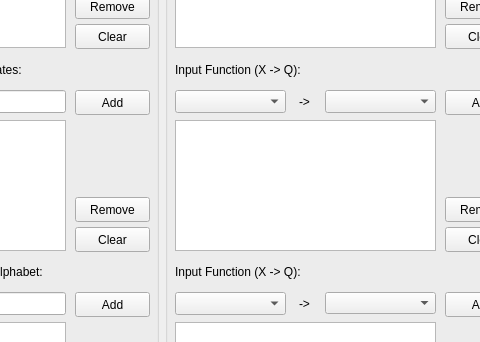
Old version of the form ProtocolCreator.ui in the repository VakelHente/PPSimulator; both pictures show x 85 to 565 and y 183 to 525 of the 908 by 696 pixel window.
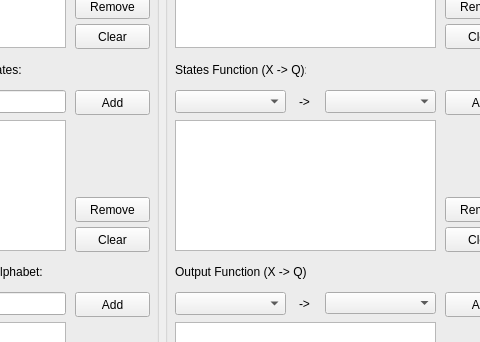
New version of the form.

Commit message: Refactoring widgets names

The edit to the form file:
```diff
--- a/ProtocolCreator.ui
+++ b/ProtocolCreator.ui
@@ -434,7 +434,7 @@
       </rect>
      </property>
      <property name="text">
-      <string>Input Function (X -&gt; Q):</string>
+      <string>States Function (X -&gt; Q):</string>
      </property>
     </widget>
     <widget class="QPushButton" name="btn_removeFromOutputFunction">
@@ -496,7 +496,7 @@
       </rect>
      </property>
      <property name="text">
-      <string>Input Function (X -&gt; Q):</string>
+      <string>Output Function (X -&gt; Q):</string>
      </property>
     </widget>
     <widget class="QComboBox" name="comboBox_secondElemOfOutpuFunc">
```
